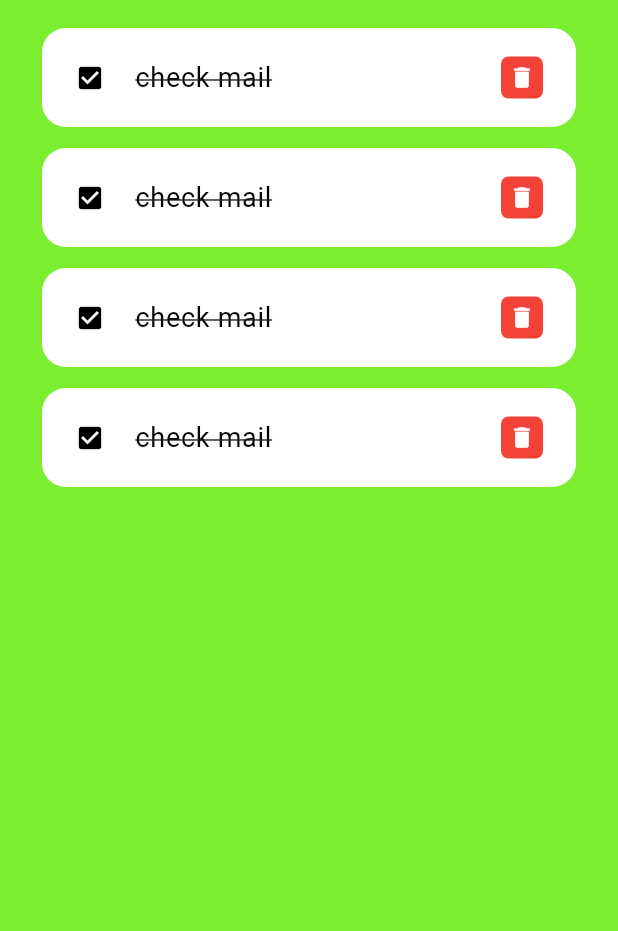
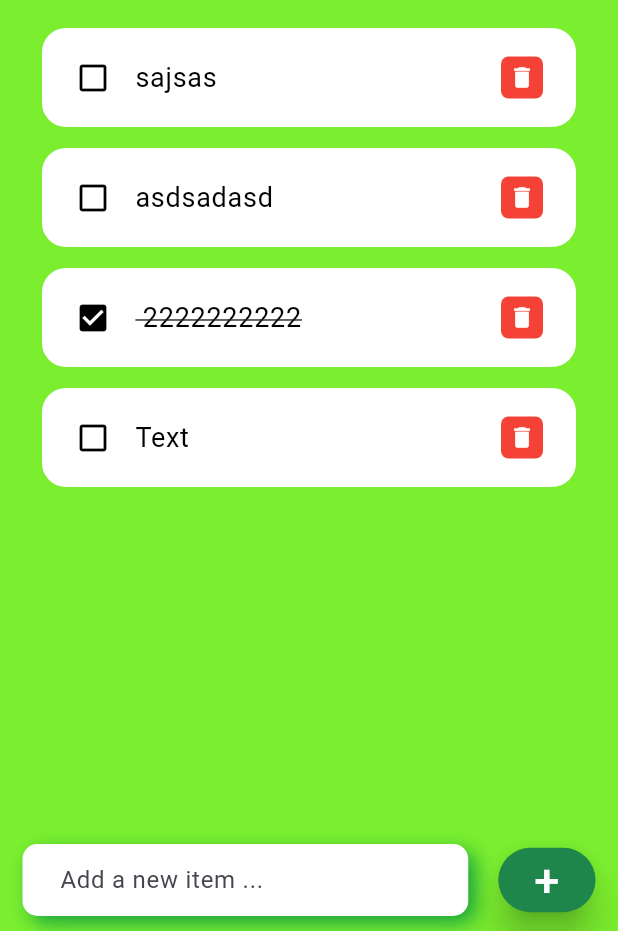
Before and after one commit to anormalprgrmr/todo, a Flutter app: the screen it shows after launch, on a phone screen of 412 x 824 dp, the part 305-1236 px from its top. Run offline on Flutter 3.47's test engine with Material 3 defaults, Android fonts, the phone set to English and light mode, and no system bars.

Commit message:
ToDo App Using Flutter Without DB

```diff
--- a/lib/ToDoItem.dart
+++ b/lib/ToDoItem.dart
@@ -1,68 +1,60 @@
 import 'package:flutter/material.dart';
+import 'package:todo/ToDoModel.dart';
 import 'package:todo/myColors.dart';
 
 class ToDoItem extends StatelessWidget {
-  const ToDoItem({Key? key}) : super(key:key);
+  final ToDoModel todo;
+  final onToDoChanged;
+  final onDeleteItem;
+  const ToDoItem(
+      {Key? key, required this.todo, this.onToDoChanged, this.onDeleteItem})
+      : super(key: key);
 
   @override
   Widget build(BuildContext context) {
     return Container(
-      margin: EdgeInsets.symmetric(horizontal:18 ,vertical: 7),
+      margin: EdgeInsets.symmetric(horizontal: 18, vertical: 7),
       child: ListTile(
-
-        onTap: (){
-
-          print("Clicked On Todo Item");
-
+        onTap: () {
+          print("Clicked On Todo Item ${todo.Text}");
+          onToDoChanged(todo);
         },
         shape: RoundedRectangleBorder(
           borderRadius: BorderRadius.circular(16),
         ),
-        contentPadding: EdgeInsets.symmetric(vertical:5 ,horizontal: 22),
+        contentPadding: EdgeInsets.symmetric(vertical: 5, horizontal: 22),
         tileColor: MyWhite,
         leading: Icon(
-          size: 20,
-          Icons.check_box,
+          todo.isDone ? Icons.check_box : Icons.check_box_outline_blank,
           color: Colors.black,
         ),
-
-        title: Text('check mail',
+        title: Text(
+          todo.Text!,
           style: TextStyle(
-            fontSize: 18,color: Colors.black,decoration:TextDecoration.lineThrough ,
+            fontSize: 18,
+            color: Colors.black,
+            decoration: todo.isDone ? TextDecoration.lineThrough : null,
           ),
-
         ),
-
-
         trailing: Container(
-
           height: 28,
           width: 28,
           decoration: BoxDecoration(
-
             color: Colors.red,
             borderRadius: BorderRadius.circular(5),
-
           ),
-
           child: IconButton(
             padding: EdgeInsets.all(0),
-            onPressed: (){
-
+            onPressed: () {
               print("delete todo item");
-
+              onDeleteItem(todo.id);
             },
             icon: Icon(Icons.delete),
             color: MyWhite,
             iconSize: 18,
-
-            ),
-
+          ),
         ),
       ),
-
     );
   }
-
-
 }
--- /dev/null
+++ b/lib/ToDoModel.dart
@@ -0,0 +1,18 @@
+class ToDoModel {
+  String? id;
+  String? Text;
+  bool isDone;
+
+  ToDoModel({
+    required this.id,
+    required this.Text,
+    this.isDone = false,
+  });
+
+  static List<ToDoModel> myList = [
+    ToDoModel(id: "1", Text: "Text",isDone: false),
+    ToDoModel(id: "2", Text: " 2222222222",isDone: true),
+    ToDoModel(id: "3", Text: "asdsadasd"),
+    ToDoModel(id: "3", Text: "sajsas"),
+  ];
+}
--- a/lib/pages/home.dart
+++ b/lib/pages/home.dart
@@ -1,16 +1,36 @@
+
 import 'package:flutter/material.dart';
+import 'package:todo/ToDoModel.dart';
 import 'package:todo/ToDoItem.dart';
 import 'package:todo/myColors.dart';
 
-class Home extends StatelessWidget {
+class Home extends StatefulWidget {
   const Home({Key? key}) : super(key: key);
+
+  @override
+  State<Home> createState() => _HomeState();
+}
+
+class _HomeState extends State<Home> {
+  final myLst = ToDoModel.myList;
+  List<ToDoModel> _foundToDo = [];
+  final _addController = TextEditingController();
+
+  @override
+  void initState() {
+    // TODO: implement initState
+    _foundToDo = myLst;
+    super.initState();
+  }
 
   @override
   Widget build(BuildContext context) {
     return Scaffold(
       backgroundColor: MyGreen,
       appBar: _buildAppBar(),
-      body: Container(
+      body: Stack(
+        children: [
+          Container(
             padding: EdgeInsets.symmetric(vertical: 10, horizontal: 10),
             child: Column(
               children: [
@@ -19,7 +39,8 @@ class Home extends StatelessWidget {
                   child: ListView(
                     children: [
                       Container(
-                    margin: EdgeInsets.symmetric(horizontal: 30,vertical: 12),
+                        margin:
+                            EdgeInsets.symmetric(horizontal: 30, vertical: 12),
                         child: Text(
                           'All ToDos ',
                           style: TextStyle(
@@ -28,17 +49,107 @@ class Home extends StatelessWidget {
                           ),
                         ),
                       ),
-                  ToDoItem(),
-                  ToDoItem(),
-                  ToDoItem(),
-                  ToDoItem(),
+                      for (ToDoModel todoo in _foundToDo.reversed)
+                        ToDoItem(
+                          todo: todoo,
+                          onToDoChanged: _handleToDoChange,
+                          onDeleteItem: _deleteToDoItem,
+                        ),
                     ],
                   ),
                 ),
               ],
             ),
           ),
+          Align(
+            alignment: Alignment.bottomCenter,
+            child: Row(children: [
+              Expanded(
+                child: Container(
+                  margin: EdgeInsets.symmetric(horizontal: 15, vertical: 10),
+                  decoration: BoxDecoration(
+                    borderRadius: BorderRadius.circular(10),
+                    color: MyWhite,
+                    boxShadow: const [
+                      BoxShadow(
+                        color: Color.fromRGBO(25, 163, 60, 1),
+                        blurRadius: 10,
+                        offset: Offset(5, 5),
+                        spreadRadius: 0,
+                      )
+                    ],
+                  ),
+                  child: TextField(
+                    controller: _addController,
+                    decoration: InputDecoration(
+                      contentPadding: EdgeInsets.only(left: 25),
+                      hintText: 'Add a new item ...',
+                      border: InputBorder.none,
+                    ),
+                  ),
+                ),
+              ),
+              Container(
+                margin:
+                    EdgeInsets.only(top: 10, bottom: 10, left: 5, right: 15),
+                child: ElevatedButton(
+                  child: Text(
+                    '+',
+                    style: TextStyle(fontSize: 30, color: MyWhite),
+                  ),
+                  onPressed: () {
+                    _addToDoItem(_addController.text);
+                  },
+                  style: ElevatedButton.styleFrom(
+                    primary: Color.fromRGBO(30, 134, 74, 1),
+                    minimumSize: Size(40, 40),
+                    elevation: 10,
+                  ),
+                ),
+              ),
+            ]),
+          ),
+        ],
+      ),
     );
+  }
+
+  void _handleToDoChange(ToDoModel todoo) {
+    setState(() {
+      todoo.isDone = !todoo.isDone;
+    });
+  }
+
+  void _deleteToDoItem(String id) {
+    setState(() {
+      myLst.removeWhere((item) => item.id == id);
+    });
+  }
+
+  void _addToDoItem(String text) {
+
+    if (text.isNotEmpty) {
+      setState(() {
+      myLst.add(
+          ToDoModel(id: DateTime.now().millisecond.toString(), Text: text));
+    });
+    }
+
+    _addController.clear();
+  }
+
+  void _runFilter(String myFilter){
+    List<ToDoModel> results= [];
+
+    if (myFilter.isEmpty) {
+      results = myLst;
+    }else{
+        results = myLst.where((element) => element.Text!.toLowerCase().contains(myFilter.toLowerCase())).toList();
+    }
+
+    setState(() {
+      _foundToDo = results ;
+    });
   }
 
   Container _SearchBox() {
@@ -51,6 +162,7 @@ class Home extends StatelessWidget {
         shape: BoxShape.rectangle,
       ),
       child: TextField(
+        onChanged: (value) => _runFilter(value),
         style: TextStyle(color: Colors.black, fontSize: 18),
         decoration: InputDecoration(
           prefixIcon: Icon(Icons.search, color: Colors.black),
```
Lines whose indentation alone changed are shown as unchanged.
